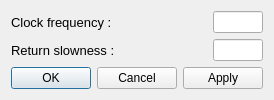
Before: the Qt Designer form gui/Confocal/ConfocalSettingsUI.ui in Ulm-IQO/qudi, drawn with Qt 5.
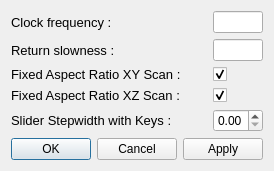
After: the same form once the commit is applied.

Commit message: Many small fixes which caused a lot of pain... The aspect ratio is now adjusting properly, also during scaling with the mouse wheel. Mouse wheel can be used as zoom option. Insert a redraw method in the ColorBar class, which can be called to redraw the object. Recycle the slider_x_adjust, slider_y_adjust and slider_z_adjust method and combine it with the existing update methods. Set the Limits for the viewbox now properly. Still I see that the visible area has sometime a padding after a scan. I will figure that out and fix that. Add, replace and update docstrings and delete unneeded comments.

Diff of the .ui file:
```diff
--- a/gui/Confocal/ConfocalSettingsUI.ui
+++ b/gui/Confocal/ConfocalSettingsUI.ui
@@ -7,7 +7,7 @@
     <x>0</x>
     <y>0</y>
     <width>255</width>
-    <height>95</height>
+    <height>165</height>
    </rect>
   </property>
   <property name="windowTitle">
@@ -16,6 +16,18 @@
   <layout class="QGridLayout" name="gridLayout_2">
    <item row="0" column="1">
     <layout class="QGridLayout" name="gridLayout">
+     <item row="3" column="0">
+      <widget class="QLabel" name="label_4">
+       <property name="font">
+        <font>
+         <pointsize>10</pointsize>
+        </font>
+       </property>
+       <property name="text">
+        <string>Fixed Aspect Ratio XZ Scan :</string>
+       </property>
+      </widget>
+     </item>
      <item row="1" column="0">
       <widget class="QLabel" name="label_2">
        <property name="font">
@@ -60,6 +72,90 @@
        </property>
       </widget>
      </item>
+     <item row="3" column="1">
+      <widget class="QCheckBox" name="fixed_aspect_xz_checkBox">
+       <property name="maximumSize">
+        <size>
+         <width>30</width>
+         <height>16777215</height>
+        </size>
+       </property>
+       <property name="text">
+        <string/>
+       </property>
+       <property name="checked">
+        <bool>true</bool>
+       </property>
+      </widget>
+     </item>
+     <item row="2" column="0">
+      <widget class="QLabel" name="label_3">
+       <property name="font">
+        <font>
+         <pointsize>10</pointsize>
+        </font>
+       </property>
+       <property name="text">
+        <string>Fixed Aspect Ratio XY Scan :</string>
+       </property>
+      </widget>
+     </item>
+     <item row="2" column="1">
+      <widget class="QCheckBox" name="fixed_aspect_xy_checkBox">
+       <property name="enabled">
+        <bool>true</bool>
+       </property>
+       <property name="sizePolicy">
+        <sizepolicy hsizetype="Minimum" vsizetype="Fixed">
+         <horstretch>0</horstretch>
+         <verstretch>0</verstretch>
+        </sizepolicy>
+       </property>
+       <property name="maximumSize">
+        <size>
+         <width>20</width>
+         <height>16777215</height>
+        </size>
+       </property>
+       <property name="accessibleDescription">
+        <string/>
+       </property>
+       <property name="layoutDirection">
+        <enum>Qt::LeftToRight</enum>
+       </property>
+       <property name="autoFillBackground">
+        <bool>false</bool>
+       </property>
+       <property name="text">
+        <string notr="true"/>
+       </property>
+       <property name="checked">
+        <bool>true</bool>
+       </property>
+      </widget>
+     </item>
+     <item row="4" column="1">
+      <widget class="QDoubleSpinBox" name="slider_stepwidth_InputWidget">
+       <property name="maximumSize">
+        <size>
+         <width>50</width>
+         <height>16777215</height>
+        </size>
+       </property>
+      </widget>
+     </item>
+     <item row="4" column="0">
+      <widget class="QLabel" name="label_5">
+       <property name="font">
+        <font>
+         <pointsize>10</pointsize>
+        </font>
+       </property>
+       <property name="text">
+        <string>Slider Stepwidth with Keys :</string>
+       </property>
+      </widget>
+     </item>
     </layout>
    </item>
    <item row="1" column="1">
```
Left out of the diff: 20 changed lines with no effect on the pictures. The commit also changes 1 other file.
